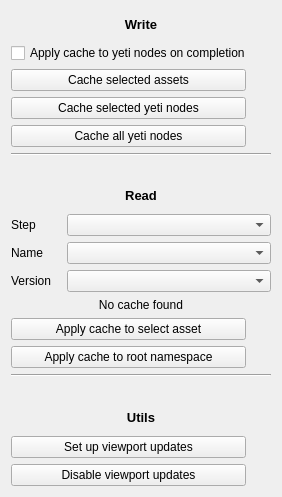
Before: the Qt Designer form scripts/maya_psyhive/tools/yeti/yeti_cache_tools.ui in Psyop/psyhive, drawn with Qt 5.
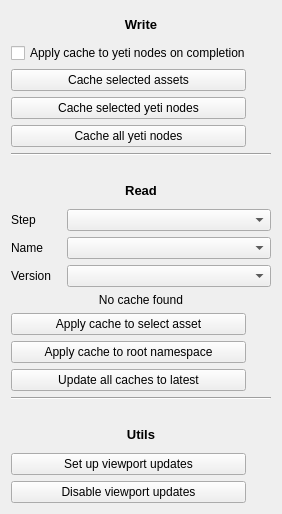
After: the same form once the commit is applied. Icons and pictures are not drawn. Custom widgets are drawn as their Qt base class.

Patch:
```diff
--- a/scripts/maya_psyhive/tools/yeti/yeti_cache_tools.ui
+++ b/scripts/maya_psyhive/tools/yeti/yeti_cache_tools.ui
@@ -7,7 +7,7 @@
     <x>0</x>
     <y>0</y>
     <width>282</width>
-    <height>497</height>
+    <height>514</height>
    </rect>
   </property>
   <property name="windowTitle">
@@ -411,6 +411,52 @@
        </item>
       </layout>
      </item>
+     <item>
+      <layout class="QHBoxLayout" name="horizontalLayout_11">
+       <property name="spacing">
+        <number>4</number>
+       </property>
+       <item>
+        <widget class="HPushButton" name="CacheUpdateAll">
+         <property name="text">
+          <string>Update all caches to latest</string>
+         </property>
+        </widget>
+       </item>
+       <item>
+        <widget class="HPushButton" name="CacheUpdateAllHelp">
+         <property name="minimumSize">
+          <size>
+           <width>0</width>
+           <height>0</height>
+          </size>
+         </property>
+         <property name="maximumSize">
+          <size>
+           <width>21</width>
+           <height>21</height>
+          </size>
+         </property>
+         <property name="text">
+          <string/>
+         </property>
+         <property name="icon">
+          <iconset>
+           <normaloff>P:/global/code/pipeline/bootstrap/psycons/icon_packs/EMOJI/icon.2458.png</normaloff>P:/global/code/pipeline/bootstrap/psycons/icon_packs/EMOJI/icon.2458.png</iconset>
+         </property>
+         <property name="iconSize">
+          <size>
+           <width>21</width>
+           <height>21</height>
+          </size>
+         </property>
+         <property name="flat">
+          <bool>true</bool>
+         </property>
+        </widget>
+       </item>
+      </layout>
+     </item>
      <item>
       <widget class="Line" name="line_2">
        <property name="orientation">
```
